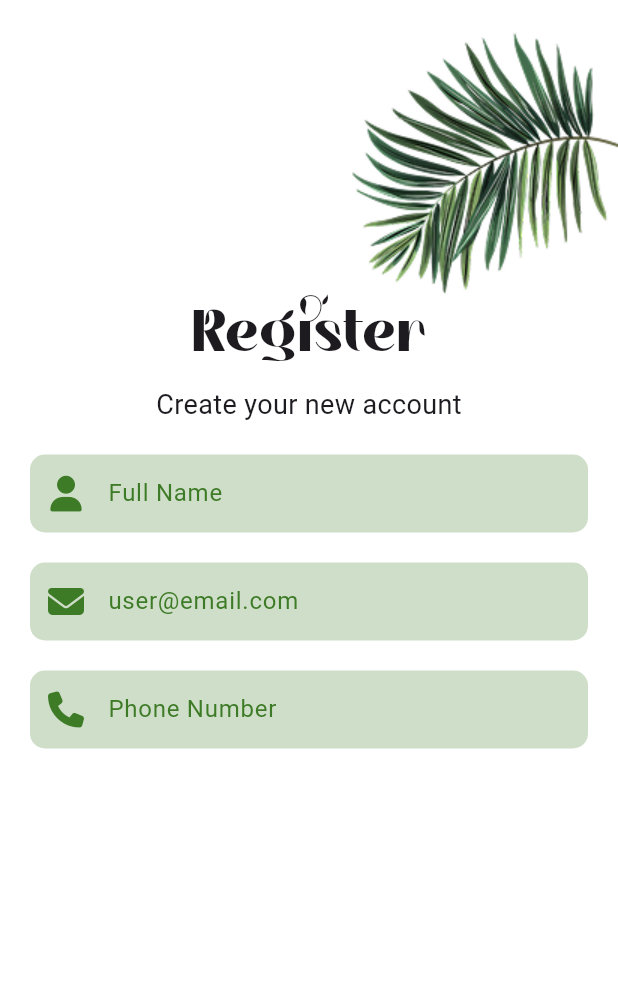
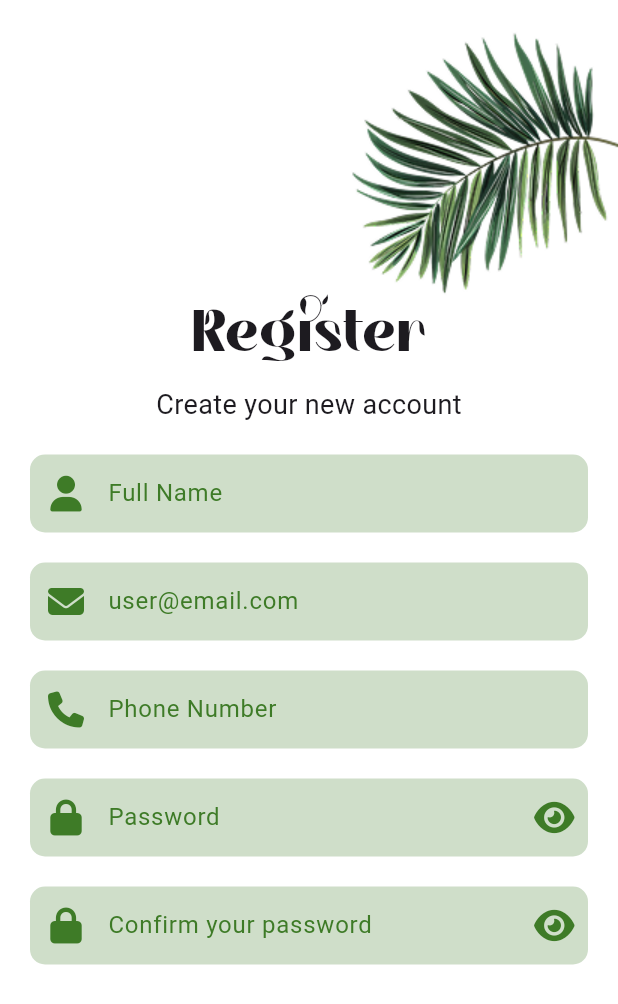
Before and after one commit to EsAm1973/Mazraaty, a Flutter app: the SignupView screen opened by its route, on a phone screen of 412 x 824 dp. Shown: the top 1004 px of the screen. Run offline on Flutter 3.47's test engine with Material 3 defaults, Android fonts, the light colour scheme and no system bars; our stand-ins replace font_awesome_flutter, go_router, google_fonts, image_picker; Roboto replaces fonts that are missing (Inder).

Commit message:
create forget password textfeild in signup

```diff
--- a/lib/Core/utils/app_router.dart
+++ b/lib/Core/utils/app_router.dart
@@ -7,8 +7,8 @@ import 'package:mazraaty/Features/splash/presentation/views/splash_view.dart';
 abstract class AppRouter {
   //static const String kSplashView = '/';
   static const String kOnboardingView = '/onboarding_view';
-  static const String kLoginView = '/login_view';
-  static const String kSignupView = '/';
+  static const String kLoginView = '/';
+  static const String kSignupView = '/signup_view';
   static const String kHomeView = '/home_view';
 
   static final router = GoRouter(routes: [
--- /dev/null
+++ b/lib/Features/authentication/presentation/views/widgets/signup_confirmpass.dart
@@ -0,0 +1,55 @@
+import 'package:flutter/material.dart';
+import 'package:font_awesome_flutter/font_awesome_flutter.dart';
+import 'package:mazraaty/Core/widgets/custom_textfeild.dart';
+import 'package:mazraaty/constants.dart';
+
+class SignUpConfirmPassword extends StatefulWidget {
+  const SignUpConfirmPassword(
+      {super.key,
+      required this.passwordController,
+      required this.confirmPasswordController});
+  final TextEditingController passwordController;
+  final TextEditingController confirmPasswordController;
+  @override
+  State<SignUpConfirmPassword> createState() => _SignUpConfirmPasswordState();
+}
+
+class _SignUpConfirmPasswordState extends State<SignUpConfirmPassword> {
+  bool _obscureConfirmPassword = true;
+  @override
+  void dispose() {
+    super.dispose();
+    widget.confirmPasswordController.dispose();
+    widget.passwordController.dispose();
+  }
+
+  @override
+  Widget build(BuildContext context) {
+    return CustomTextField(
+      controller: widget.confirmPasswordController,
+      hintText: 'Confirm your password',
+      preffixIcon: const Icon(FontAwesomeIcons.lock, color: kMainColor),
+      obscureText: _obscureConfirmPassword,
+      suffixIcon: IconButton(
+        icon: Icon(
+          _obscureConfirmPassword
+              ? FontAwesomeIcons.solidEye
+              : FontAwesomeIcons.solidEyeSlash,
+          color: kMainColor,
+        ),
+        onPressed: () {
+          setState(() {
+            _obscureConfirmPassword = !_obscureConfirmPassword;
+          });
+        },
+      ),
+      validator: (value) {
+        if (value != widget.passwordController.text) {
+          return 'Passwords do not match';
+        }
+        return null;
+      },
+      onChanged: (value) {},
+    );
+  }
+}
--- /dev/null
+++ b/lib/Features/authentication/presentation/views/widgets/signup_password_textfeild.dart
@@ -0,0 +1,57 @@
+import 'package:flutter/material.dart';
+import 'package:font_awesome_flutter/font_awesome_flutter.dart';
+import 'package:mazraaty/Core/widgets/custom_textfeild.dart';
+import 'package:mazraaty/constants.dart';
+
+class SignUpPasswordTextFeild extends StatefulWidget {
+  const SignUpPasswordTextFeild({super.key, required this.passwordController});
+  final TextEditingController passwordController;
+  @override
+  State<SignUpPasswordTextFeild> createState() =>
+      _SignUpPasswordTextFeildState();
+}
+
+class _SignUpPasswordTextFeildState extends State<SignUpPasswordTextFeild> {
+  bool _obscurePassword = true;
+  @override
+  void dispose() {
+    super.dispose();
+    widget.passwordController.dispose();
+  }
+
+  @override
+  Widget build(BuildContext context) {
+    return CustomTextField(
+      controller: widget.passwordController,
+      obscureText: _obscurePassword,
+      hintText: 'Password',
+      preffixIcon: const Icon(
+        FontAwesomeIcons.lock,
+        color: kMainColor,
+        size: 24,
+      ),
+      suffixIcon: IconButton(
+        icon: Icon(
+          _obscurePassword
+              ? FontAwesomeIcons.solidEye
+              : FontAwesomeIcons.solidEyeSlash,
+          color: kMainColor,
+        ),
+        onPressed: () {
+          setState(() {
+            _obscurePassword = !_obscurePassword;
+          });
+        },
+      ),
+      validator: (value) {
+        if (value == null || value.isEmpty) {
+          return 'Please enter a password';
+        }
+        if (value.length < 6) {
+          return 'Password must be at least 6 characters';
+        }
+        return null;
+      },
+    );
+  }
+}
--- a/lib/Features/authentication/presentation/views/widgets/signup_view_body.dart
+++ b/lib/Features/authentication/presentation/views/widgets/signup_view_body.dart
@@ -1,19 +1,20 @@
 import 'package:flutter/material.dart';
-import 'package:font_awesome_flutter/font_awesome_flutter.dart';
-import 'package:mazraaty/Core/utils/styles.dart';
-import 'package:mazraaty/Core/widgets/custom_textfeild.dart';
 import 'package:mazraaty/Features/authentication/presentation/views/widgets/login_top_image.dart';
+import 'package:mazraaty/Features/authentication/presentation/views/widgets/signup_confirmpass.dart';
 import 'package:mazraaty/Features/authentication/presentation/views/widgets/signup_email_textfeild.dart';
 import 'package:mazraaty/Features/authentication/presentation/views/widgets/signup_name_textfeild.dart';
+import 'package:mazraaty/Features/authentication/presentation/views/widgets/signup_password_textfeild.dart';
 import 'package:mazraaty/Features/authentication/presentation/views/widgets/signup_phone_textfeild.dart';
 import 'package:mazraaty/Features/authentication/presentation/views/widgets/signup_welcome_message.dart';
-import 'package:mazraaty/constants.dart';
 
 class SignupViewBody extends StatelessWidget {
   SignupViewBody({super.key});
   final TextEditingController nameController = TextEditingController();
   final TextEditingController emailController = TextEditingController();
   final TextEditingController phoneController = TextEditingController();
+  final TextEditingController passwordController = TextEditingController();
+  final TextEditingController confirmPasswordController =
+      TextEditingController();
   @override
   Widget build(BuildContext context) {
     return SingleChildScrollView(
@@ -31,6 +32,14 @@ class SignupViewBody extends StatelessWidget {
                 SignUpEmailTextFeild(emailController: emailController),
                 const SizedBox(height: 20),
                 SignUpPhoneTextFeild(phoneController: phoneController),
+                const SizedBox(height: 20),
+                SignUpPasswordTextFeild(passwordController: passwordController),
+                const SizedBox(height: 20),
+                SignUpConfirmPassword(
+                  passwordController: passwordController,
+                  confirmPasswordController: confirmPasswordController,
+                ),
+                const SizedBox(height: 20),
               ],
             ),
           ),
```
